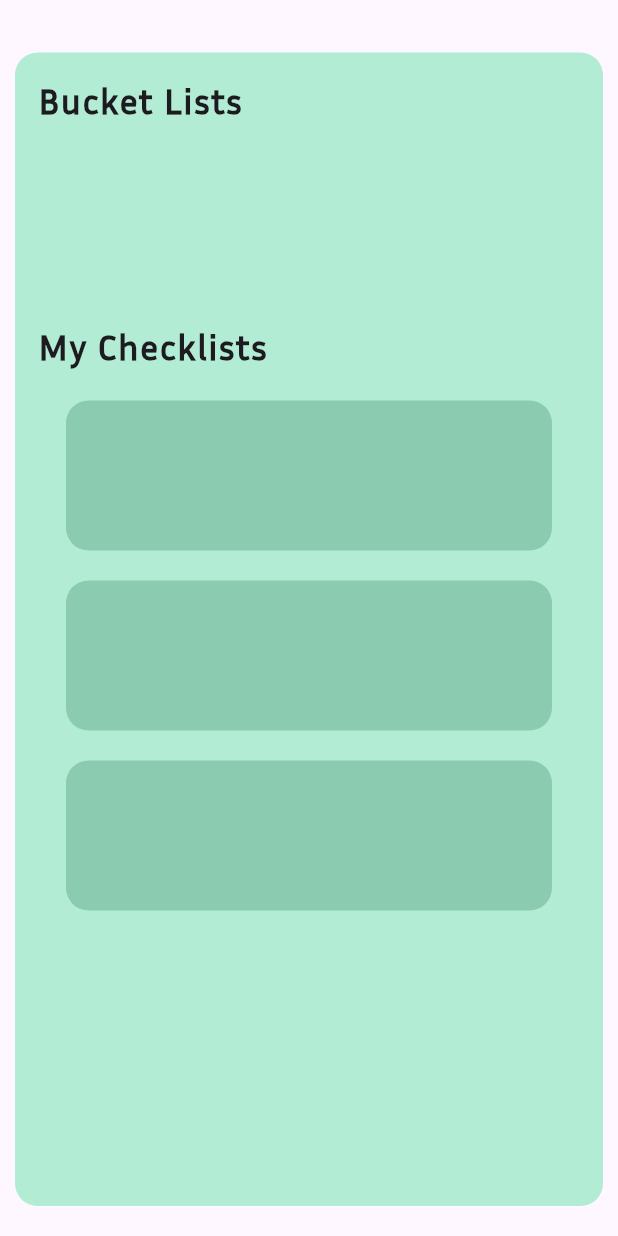
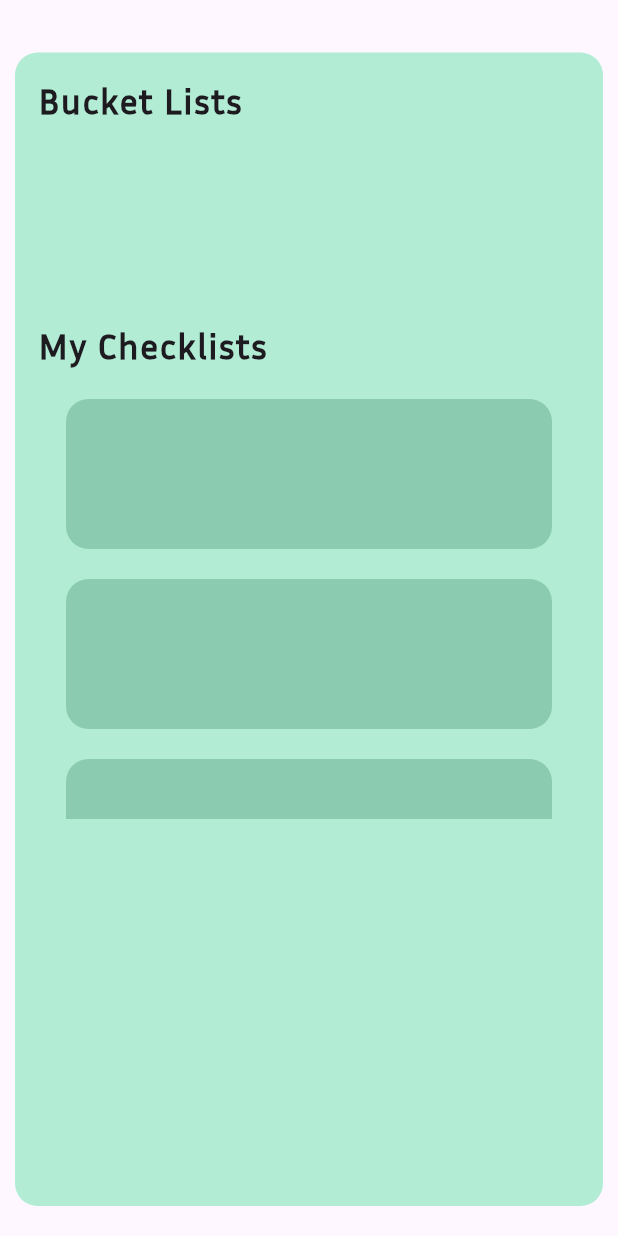
Before and after one commit to cent-ivan/Bucketcheck, a Flutter app: the ViewPage widget shown alone on an empty page, opened directly, on a phone screen of 412 x 824 dp. Run offline on Flutter 3.47's test engine with Material 3 defaults, Android fonts, the phone set to English and light mode, and no system bars; our stand-ins replace flutter_speed_dial; statements that could not run were skipped.

Commit message:
renamed to acrive page

```diff
--- a/lib/Views/view_page.dart
+++ b/lib/Views/active_page.dart
@@ -70,7 +70,7 @@ class _ViewPageState extends State<ViewPage> {
               ),
 
               const SizedBox(
-                height: 10,
+                height: 9,
               ),
 
               const Text(
@@ -82,7 +82,7 @@ class _ViewPageState extends State<ViewPage> {
               Consumer<CheckListViewModel>(builder: (context, checkListValue, child) => Padding(
                   padding: const EdgeInsets.all(9),
                   child: Container(
-                    height: 350,
+                    height: 290,
                     child: ListView.builder(
                       itemCount: checkListValue.checkLists.length,
                       itemBuilder: (cont, i) {
@@ -102,7 +102,7 @@ class _ViewPageState extends State<ViewPage> {
                                 Consumer<CheckListViewModel>(builder: (context, checkListValue, child) => Padding(
                                     padding: const EdgeInsets.all(9),
                                     child: Container(
-                                      height: 350,
+                                      height: 290,
                                       child: ListView.builder(
                                         itemCount: checkListValue.checkLists.length,
                                         itemBuilder: (cont, i) {
```
Lines whose indentation alone changed are shown as unchanged.
